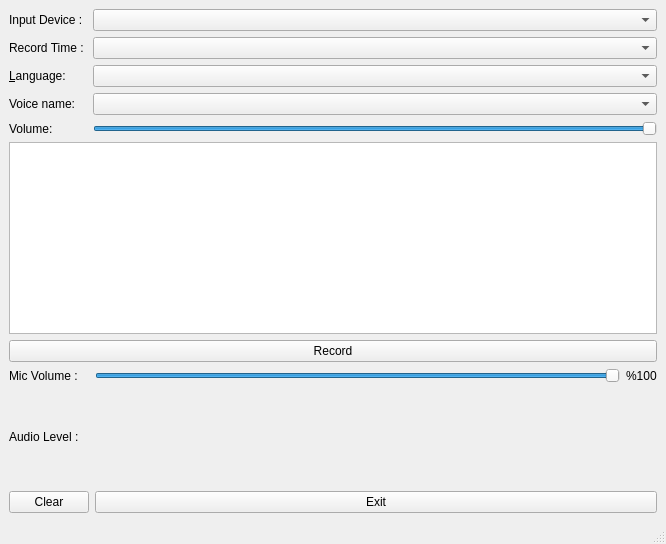
First picture: the form in ai.ui, repository takyonxxx/Artificial_Intelligence, before the edit.
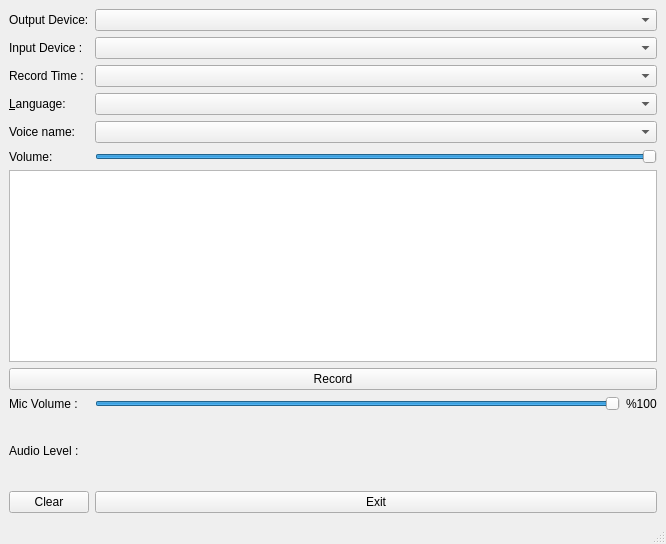
Second picture: the form after the edit.

Commit message: audio output

```diff
--- a/ai.ui
+++ b/ai.ui
@@ -17,7 +17,7 @@
    <layout class="QGridLayout" name="gridLayout_3">
     <item row="0" column="0">
      <layout class="QGridLayout" name="gridLayout_2">
-      <item row="2" column="1">
+      <item row="3" column="1">
        <widget class="QComboBox" name="language">
         <property name="sizePolicy">
          <sizepolicy hsizetype="Expanding" vsizetype="Fixed">
@@ -27,78 +27,17 @@
         </property>
        </widget>
       </item>
+      <item row="4" column="1">
+       <widget class="QComboBox" name="voice"/>
+      </item>
       <item row="1" column="0">
-       <widget class="QLabel" name="labelRecordTime">
-        <property name="text">
-         <string>Record Time : </string>
-        </property>
-       </widget>
-      </item>
-      <item row="0" column="0">
        <widget class="QLabel" name="labelInputDevice">
         <property name="text">
          <string>Input Device : </string>
         </property>
        </widget>
       </item>
-      <item row="3" column="0">
-       <widget class="QLabel" name="labelVoice">
-        <property name="text">
-         <string>Voice name:</string>
-        </property>
-        <property name="alignment">
-         <set>Qt::AlignLeading|Qt::AlignLeft|Qt::AlignVCenter</set>
-        </property>
-       </widget>
-      </item>
-      <item row="0" column="1">
-       <widget class="QComboBox" name="audioDeviceBox"/>
-      </item>
-      <item row="2" column="0">
-       <widget class="QLabel" name="labelLanguage">
-        <property name="sizePolicy">
-         <sizepolicy hsizetype="Minimum" vsizetype="Preferred">
-          <horstretch>0</horstretch>
-          <verstretch>0</verstretch>
-         </sizepolicy>
-        </property>
-        <property name="layoutDirection">
-         <enum>Qt::LeftToRight</enum>
-        </property>
-        <property name="text">
-         <string>&amp;Language:</string>
-        </property>
-        <property name="alignment">
-         <set>Qt::AlignLeading|Qt::AlignLeft|Qt::AlignVCenter</set>
-        </property>
-        <property name="buddy">
-         <cstring>language</cstring>
-        </property>
-       </widget>
-      </item>
-      <item row="1" column="1">
-       <widget class="QComboBox" name="recordTimeBox"/>
-      </item>
-      <item row="3" column="1">
-       <widget class="QComboBox" name="voice"/>
-      </item>
-      <item row="4" column="0">
-       <widget class="QLabel" name="labelVolume">
-        <property name="sizePolicy">
-         <sizepolicy hsizetype="Minimum" vsizetype="Preferred">
-          <horstretch>0</horstretch>
-          <verstretch>0</verstretch>
-         </sizepolicy>
-        </property>
-        <property name="text">
-         <string>Volume:</string>
-        </property>
-        <property name="alignment">
-         <set>Qt::AlignLeading|Qt::AlignLeft|Qt::AlignVCenter</set>
-        </property>
-       </widget>
-      </item>
-      <item row="4" column="1">
+      <item row="5" column="1">
        <widget class="QSlider" name="volume">
         <property name="maximum">
          <number>100</number>
@@ -120,6 +59,77 @@
         </property>
        </widget>
       </item>
+      <item row="2" column="1">
+       <widget class="QComboBox" name="recordTimeBox"/>
+      </item>
+      <item row="3" column="0">
+       <widget class="QLabel" name="labelLanguage">
+        <property name="sizePolicy">
+         <sizepolicy hsizetype="Minimum" vsizetype="Preferred">
+          <horstretch>0</horstretch>
+          <verstretch>0</verstretch>
+         </sizepolicy>
+        </property>
+        <property name="layoutDirection">
+         <enum>Qt::LeftToRight</enum>
+        </property>
+        <property name="text">
+         <string>&amp;Language:</string>
+        </property>
+        <property name="alignment">
+         <set>Qt::AlignLeading|Qt::AlignLeft|Qt::AlignVCenter</set>
+        </property>
+        <property name="buddy">
+         <cstring>language</cstring>
+        </property>
+       </widget>
+      </item>
+      <item row="4" column="0">
+       <widget class="QLabel" name="labelVoice">
+        <property name="text">
+         <string>Voice name:</string>
+        </property>
+        <property name="alignment">
+         <set>Qt::AlignLeading|Qt::AlignLeft|Qt::AlignVCenter</set>
+        </property>
+       </widget>
+      </item>
+      <item row="2" column="0">
+       <widget class="QLabel" name="labelRecordTime">
+        <property name="text">
+         <string>Record Time : </string>
+        </property>
+       </widget>
+      </item>
+      <item row="1" column="1">
+       <widget class="QComboBox" name="audioInputDeviceBox"/>
+      </item>
+      <item row="5" column="0">
+       <widget class="QLabel" name="labelVolume">
+        <property name="sizePolicy">
+         <sizepolicy hsizetype="Minimum" vsizetype="Preferred">
+          <horstretch>0</horstretch>
+          <verstretch>0</verstretch>
+         </sizepolicy>
+        </property>
+        <property name="text">
+         <string>Volume:</string>
+        </property>
+        <property name="alignment">
+         <set>Qt::AlignLeading|Qt::AlignLeft|Qt::AlignVCenter</set>
+        </property>
+       </widget>
+      </item>
+      <item row="0" column="1">
+       <widget class="QComboBox" name="audioOutputDeviceBox"/>
+      </item>
+      <item row="0" column="0">
+       <widget class="QLabel" name="labelOutputDevice">
+        <property name="text">
+         <string>Output Device:</string>
+        </property>
+       </widget>
+      </item>
      </layout>
     </item>
     <item row="1" column="0">
```
The commit also changes 3 other files.
